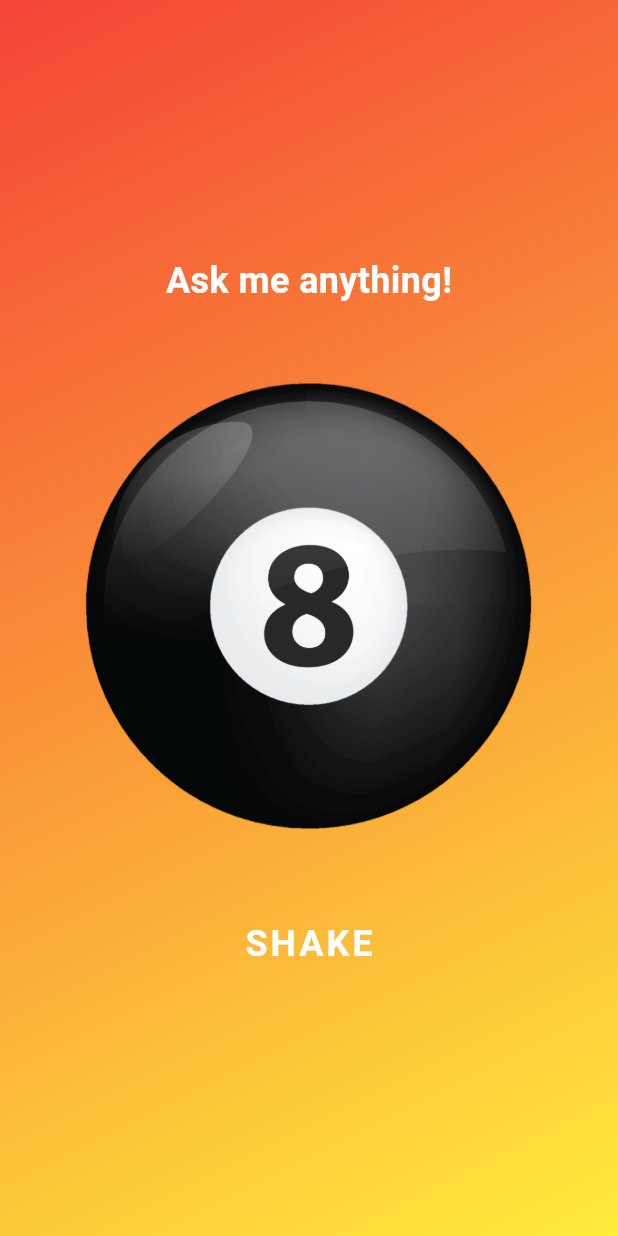
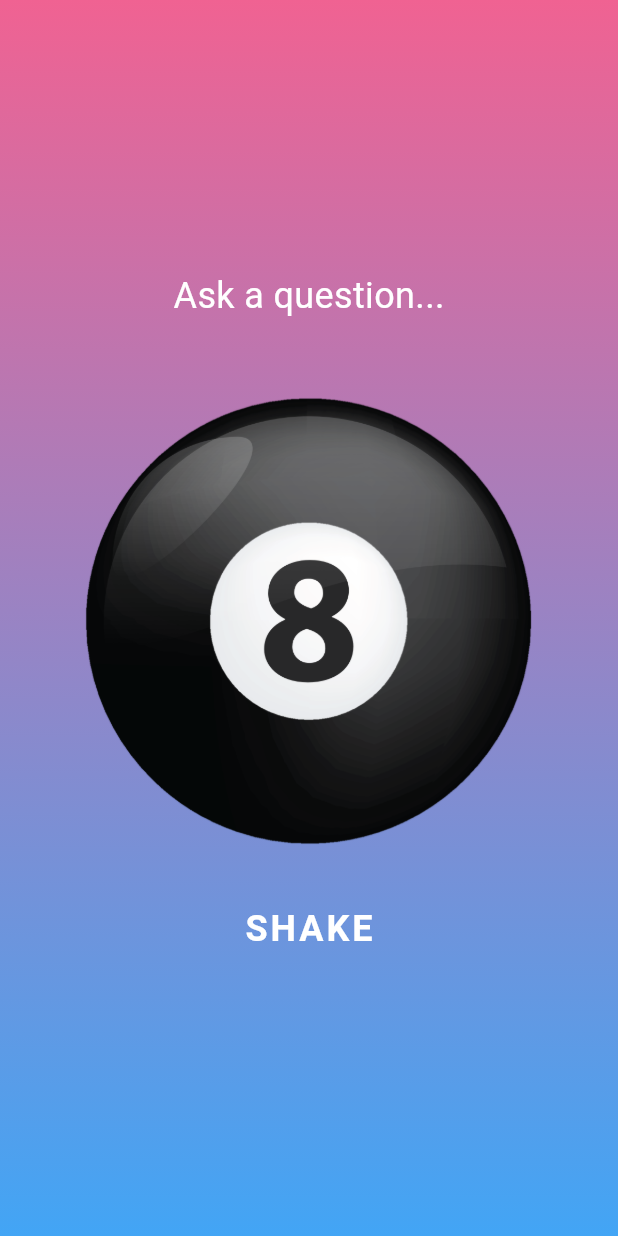
Before and after one commit to jobstefan773/flutter-practice, a Flutter app: the screen it shows after launch, on a phone screen of 412 x 824 dp. Run offline on Flutter 3.47's test engine with Material 3 defaults, Android fonts, the phone set to English and light mode, and no system bars.

Commit message:
fix/ made changes according to sir's repo

```diff
--- a/lib/gradient_container.dart
+++ b/lib/gradient_container.dart
@@ -1,52 +1,44 @@
-// the naming convention for files in Dart is snake case
-// meaning, all of the words will be of small caps and be separated with underscores
-// for the classes we are using pascal case
-// for the variable names we will be using camel case
+//the naming convention for files in Dart is snake case
+//meaning, all of the words will be of small caps and be separated
+//with underscore (_)
+//for the classes we are using pascal case (e.g.: GradientContainer)
+//for the variable names we will be using camel case (.e.g: bottomCenter)
+
 import 'package:flutter/material.dart';
 import 'package:magic_ball/magic_ball_widget.dart';
 
-/*
-Dart is a type safe language, which means that it will not allow you to set
-a value of the wrong type .
-Uses Type Inferencing - determines the data type basd on the initial value
-Dynamic - it can be anything unsafe & needdeed to be cast to a specific data type
-*/
+//dart is a type safe language, which means that
+//it will not allow you to set a value of the wrong type
+const Alignment alignmentTopLeft = Alignment.topRight;
+//Type annotation. we explicitly define the data type
 
-const Alignment alignmentTopLeft = Alignment.topLeft;
-// Type Annotation - we can explicitly define the data type
+const Alignment alignmentBottomRight = Alignment.bottomRight;
+//type inference. based on initial value
+//the values are actually replaced during compile time
+//the values should already be known like literals
 
-const alignmentBottomRight = Alignment.bottomRight;
-// Type Inference - based on initial value
-
-const topLeft = Alignment.topLeft;
-// the values are actually replaced during compile time
-// the values should already be known like literals, enums, etc.
-
-final bottomRight = Alignment.bottomRight;
-// final - can only be set once. Known during run time.
-
-List<String> listofWords = [];
+List<String> listOfWords = ['hello', 'world'];
 List<int> listOfNumbers = [1, 2, 3, 4, 5];
 
 class GradientContainer extends StatelessWidget {
   const GradientContainer({super.key});
 
+  //what is method overriding?
+  //how is method overriding different from method overloading
   @override
   Widget build(BuildContext context) {
     return Container(
-      decoration: const BoxDecoration(
+      decoration: BoxDecoration(
         gradient: LinearGradient(
           colors: [
-            Colors.red,
-            Colors.yellow,
+            Colors.pink.shade300,
+            Colors.blue.shade400,
           ],
           begin: alignmentTopLeft,
           end: alignmentBottomRight,
         ),
       ),
-      child: const Center(
-        child: MagicBallWidget(),
-      ),
+      child: const Center(child: MagicBallWidget()),
     );
   }
 }
--- a/lib/magic_ball_widget.dart
+++ b/lib/magic_ball_widget.dart
@@ -18,13 +18,10 @@ class _MagicBallState extends State<MagicBallWidget> {
     return Column(
       mainAxisSize: MainAxisSize.min,
       children: [
-        const StyledText("Ask me anything!"),
+        const StyledText("Ask a question..."),
         const SizedBox(height: 50),
-        Image.asset(
-          "assets/images/ball_images/1.png",
-          width: 300,
-        ),
-        const SizedBox(height: 50),
+        Image.asset("assets/images/ball_images/1.png", width: 300),
+        const SizedBox(height: 30),
         TextButton(
           onPressed: shake,
           child: const Text(
--- a/lib/styled_text.dart
+++ b/lib/styled_text.dart
@@ -1,3 +1,4 @@
+//
 import 'package:flutter/material.dart';
 
 class StyledText extends StatelessWidget {
@@ -10,7 +11,6 @@ class StyledText extends StatelessWidget {
     return Text(
       text,
       style: const TextStyle(
-        fontWeight: FontWeight.bold,
         color: Colors.white,
         fontSize: 24,
       ),
```
